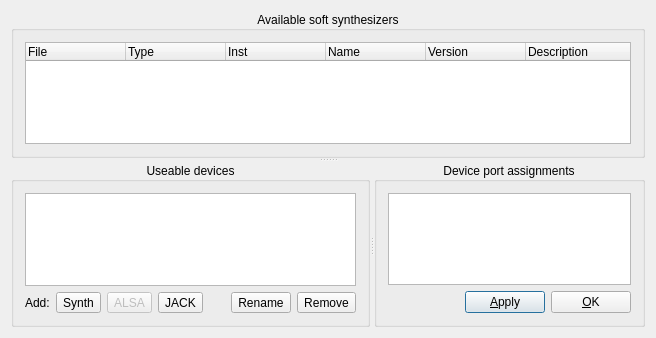
The window that muse3/muse/widgets/synthconfigbase.ui (emrum/muse) describes before a commit, drawn with Qt 5.
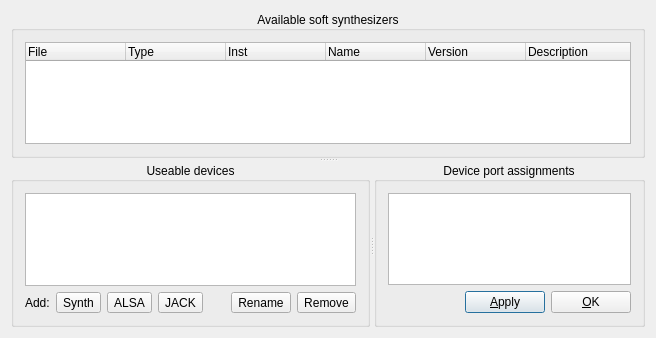
The same window after the commit. Custom widgets are drawn as their Qt base class.

```diff
--- a/muse3/muse/widgets/synthconfigbase.ui
+++ b/muse3/muse/widgets/synthconfigbase.ui
@@ -134,11 +134,17 @@
           <item>
            <widget class="QToolButton" name="addALSADevice">
             <property name="enabled">
-             <bool>false</bool>
+             <bool>true</bool>
             </property>
             <property name="text">
              <string>ALSA</string>
             </property>
+            <property name="checkable">
+             <bool>true</bool>
+            </property>
+            <property name="checked">
+             <bool>false</bool>
+            </property>
            </widget>
           </item>
           <item>
```
